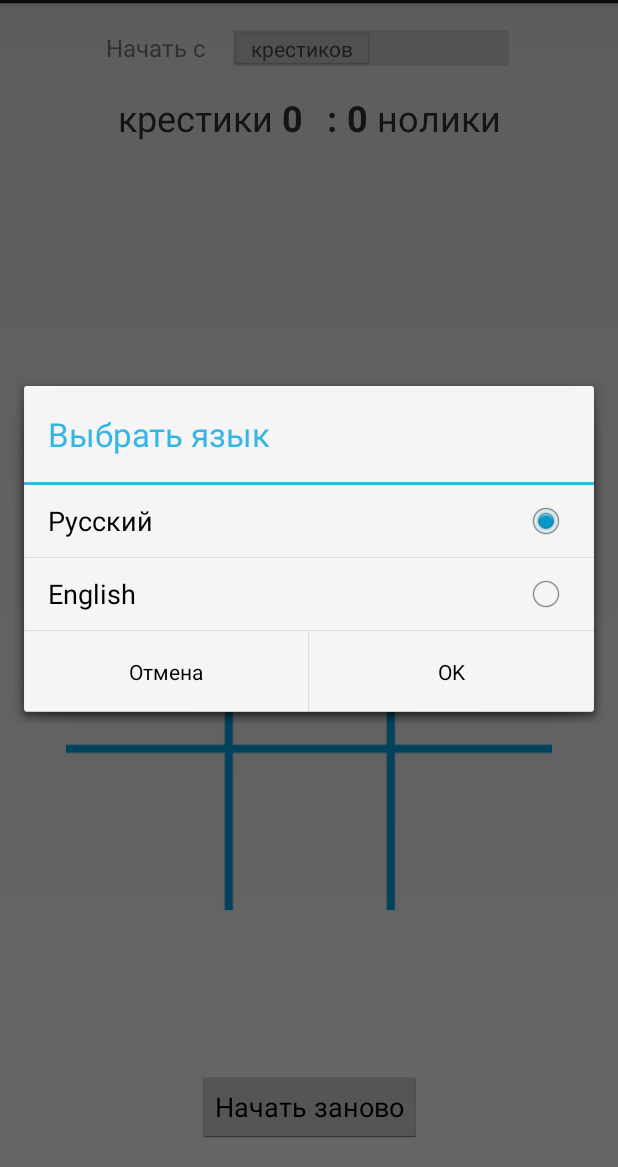
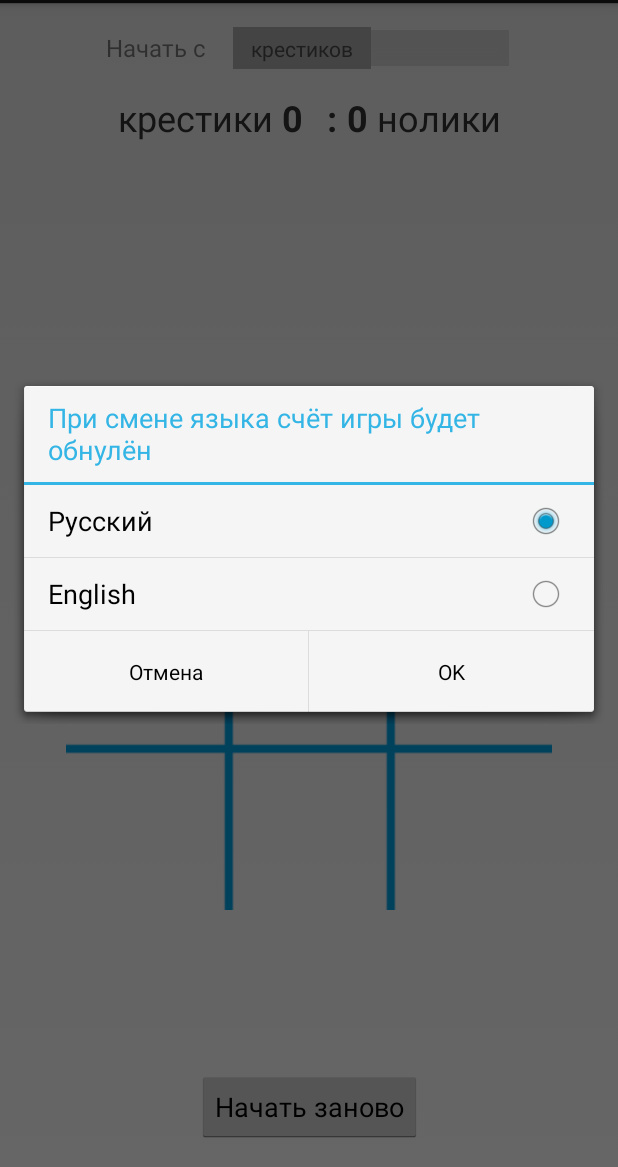
Before and after one commit to goldendenver/TicTacToe, an Android app: the screen it shows after launch (MainActivity), in the options menu, after a tap on "Выбрать язык", on a phone screen of 412 x 824 dp, the part 69-1236 px from its top. Run offline under Robolectric (Android 15) with nearby library versions, the phone set to English and light mode, and no system bars.

Commit message:
Небольшие правки

```diff
--- a/app/src/main/java/denis/tic_tac_toe/MainActivity.java
+++ b/app/src/main/java/denis/tic_tac_toe/MainActivity.java
@@ -32,6 +32,9 @@ public class MainActivity extends Activity {
     protected void onCreate(Bundle savedInstanceState) {
         super.onCreate(savedInstanceState);
         setContentView(R.layout.activity_main);
+
+        // устанавливаем заголовок приложения в соотв-ии с текущей локалью
+        setTitle(R.string.app_name);
 
         score = findViewById(R.id.score);
 
@@ -69,6 +72,7 @@ public class MainActivity extends Activity {
 
         if (clicksCount > 0) {
             noughtsCrosses.setEnabled(false);
+            noughtsCrosses.setThumbResource(android.R.color.darker_gray);
         }
     }
 
@@ -168,6 +172,7 @@ public class MainActivity extends Activity {
         beginWithCrossesOrNoughts();
 
         noughtsCrosses.setEnabled(true);
+        noughtsCrosses.setThumbResource(android.R.color.holo_blue_bright);
     }
 
 
@@ -351,7 +356,8 @@ public class MainActivity extends Activity {
             case 1:
                 final String[] chooseLanguage = { "Русский", "English" };
                 AlertDialog.Builder builder = new AlertDialog.Builder(this);
-                builder.setTitle(R.string.choose_language);
+                builder.setTitle(R.string.change_language);
+
 
                 // считываем текущую локаль
                 Locale current = getResources().getConfiguration().locale;
@@ -376,27 +382,32 @@ public class MainActivity extends Activity {
                         int checkedItemId = lw.getCheckedItemPosition();
 
                         // русский
-                        if (checkedItemId == 0) {
+                        if (checkedItemId == 0 && !(String.valueOf(getResources().getConfiguration().locale).equals("ru"))) {
                             Locale locale = new Locale("ru");
                             Locale.setDefault(locale);
                             Configuration configuration = new Configuration();
                             configuration.locale = locale;
                             getBaseContext().getResources().updateConfiguration(configuration, null);
 
+                            recreate();
+                            // заголовок элемента switch не меняется почему-то после смены локали,
+                            // поэтому меняем его программно
                             noughtsCrosses.setText(R.string.start_with);
-                            recreate();
                         }
 
                         // английский
-                        else if (checkedItemId == 1) {
+                        else if (checkedItemId == 1 && !(String.valueOf(getResources().getConfiguration().locale).equals("en"))) {
                             Locale locale = new Locale("en");
                             Locale.setDefault(locale);
                             Configuration configuration = new Configuration();
                             configuration.locale = locale;
                             getBaseContext().getResources().updateConfiguration(configuration, null);
 
+                            recreate();
+                            // заголовок элемента switch не меняется почему-то после смены локали,
+                            // поэтому меняем его программно
                             noughtsCrosses.setText(R.string.start_with);
-                            recreate();
+
                         }
                     }
                 });
--- a/app/src/main/res/layout/activity_main.xml
+++ b/app/src/main/res/layout/activity_main.xml
@@ -6,6 +6,30 @@
     android:layout_height="match_parent"
     tools:context=".MainActivity">
 
+
+    <Switch
+        android:id="@+id/noughts_crosses"
+        android:layout_width="wrap_content"
+        android:layout_height="wrap_content"
+        android:layout_marginTop="16dp"
+        android:text="@string/start_with"
+        android:textOff="@string/with_crosses"
+        android:textOn="@string/with_noughts"
+        android:thumb="@android:color/holo_blue_bright"
+        app:layout_constraintEnd_toEndOf="parent"
+        app:layout_constraintStart_toStartOf="parent"
+        app:layout_constraintTop_toTopOf="parent" />
+
+    <TextView
+        android:id="@+id/score"
+        android:layout_width="wrap_content"
+        android:layout_height="wrap_content"
+        android:layout_marginTop="16dp"
+        android:text="@string/score"
+        android:textSize="24sp"
+        app:layout_constraintEnd_toEndOf="parent"
+        app:layout_constraintStart_toStartOf="parent"
+        app:layout_constraintTop_toBottomOf="@+id/noughts_crosses" />
 
     <LinearLayout
         android:id="@+id/bac"
@@ -96,18 +120,6 @@
         </LinearLayout>
     </LinearLayout>
 
-    <Switch
-        android:id="@+id/noughts_crosses"
-        android:layout_width="wrap_content"
-        android:layout_height="wrap_content"
-        android:layout_marginTop="16dp"
-        android:text="@string/start_with"
-        android:textOff="@string/with_crosses"
-        android:textOn="@string/with_noughts"
-        app:layout_constraintEnd_toEndOf="parent"
-        app:layout_constraintStart_toStartOf="parent"
-        app:layout_constraintTop_toTopOf="parent" />
-
     <Button
         android:id="@+id/resetButton"
         android:layout_width="wrap_content"
@@ -119,16 +131,5 @@
         app:layout_constraintEnd_toEndOf="parent"
         app:layout_constraintStart_toStartOf="parent" />
 
-    <TextView
-        android:id="@+id/score"
-        android:layout_width="wrap_content"
-        android:layout_height="wrap_content"
-        android:layout_marginTop="16dp"
-        android:text="@string/score"
-        android:textSize="24sp"
-        app:layout_constraintEnd_toEndOf="parent"
-        app:layout_constraintStart_toStartOf="parent"
-        app:layout_constraintTop_toBottomOf="@+id/noughts_crosses" />
-
 
 </android.support.constraint.ConstraintLayout>
--- a/app/src/main/res/values/strings.xml
+++ b/app/src/main/res/values/strings.xml
@@ -14,6 +14,7 @@
     <string name="score">крестики <b>0\t :\t 0</b> нолики</string>
     <string name="clear_score">Обнулить счёт</string>
     <string name="choose_language">Выбрать язык</string>
+    <string name="change_language">При смене языка счёт игры будет обнулён</string>
     <string name="cancel">Отмена</string>
     <string name="ok">OK</string>
 </resources>
```
Also changed, not shown: 1 other file.
